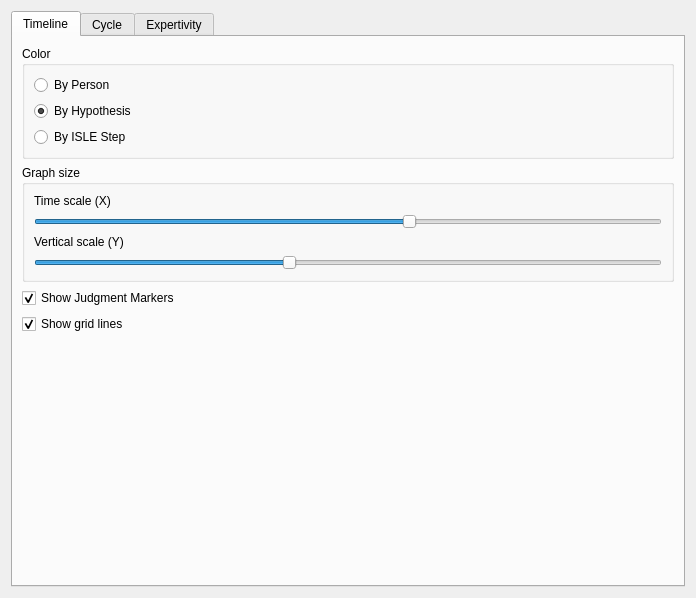
Noughmad/Isle, file optionswidget.ui: the form before one commit.
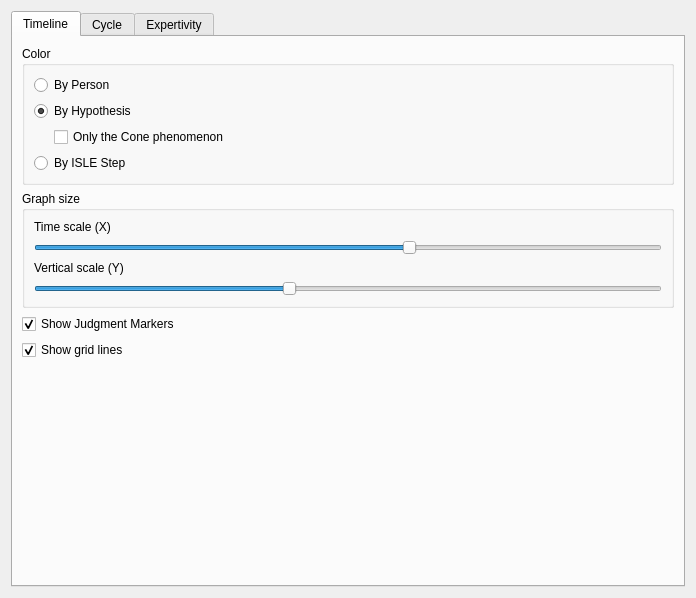
The form after the commit. The open tabs and pages were chosen to show the change.

Commit message: Add option so that P0 can be the only one colored

```diff
--- a/optionswidget.ui
+++ b/optionswidget.ui
@@ -47,6 +47,33 @@
             </property>
            </widget>
           </item>
+          <item>
+           <layout class="QHBoxLayout" name="horizontalLayout_2">
+            <item>
+             <spacer name="horizontalSpacer">
+              <property name="orientation">
+               <enum>Qt::Horizontal</enum>
+              </property>
+              <property name="sizeType">
+               <enum>QSizePolicy::Fixed</enum>
+              </property>
+              <property name="sizeHint" stdset="0">
+               <size>
+                <width>20</width>
+                <height>20</height>
+               </size>
+              </property>
+             </spacer>
+            </item>
+            <item>
+             <widget class="QCheckBox" name="colorOnlyCone">
+              <property name="text">
+               <string>Only the Cone phenomenon</string>
+              </property>
+             </widget>
+            </item>
+           </layout>
+          </item>
           <item>
            <widget class="QRadioButton" name="colorByStep">
             <property name="text">
```
Left out of the diff: 34 changed lines with no effect on the pictures. The commit also changes 2 other files.
